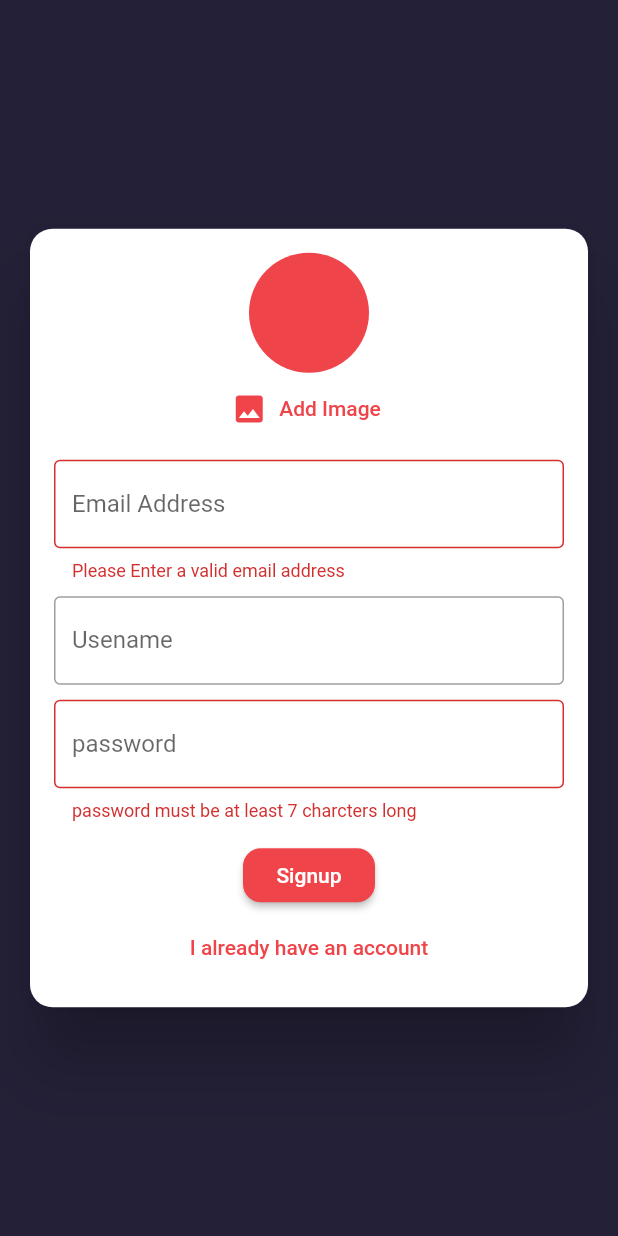
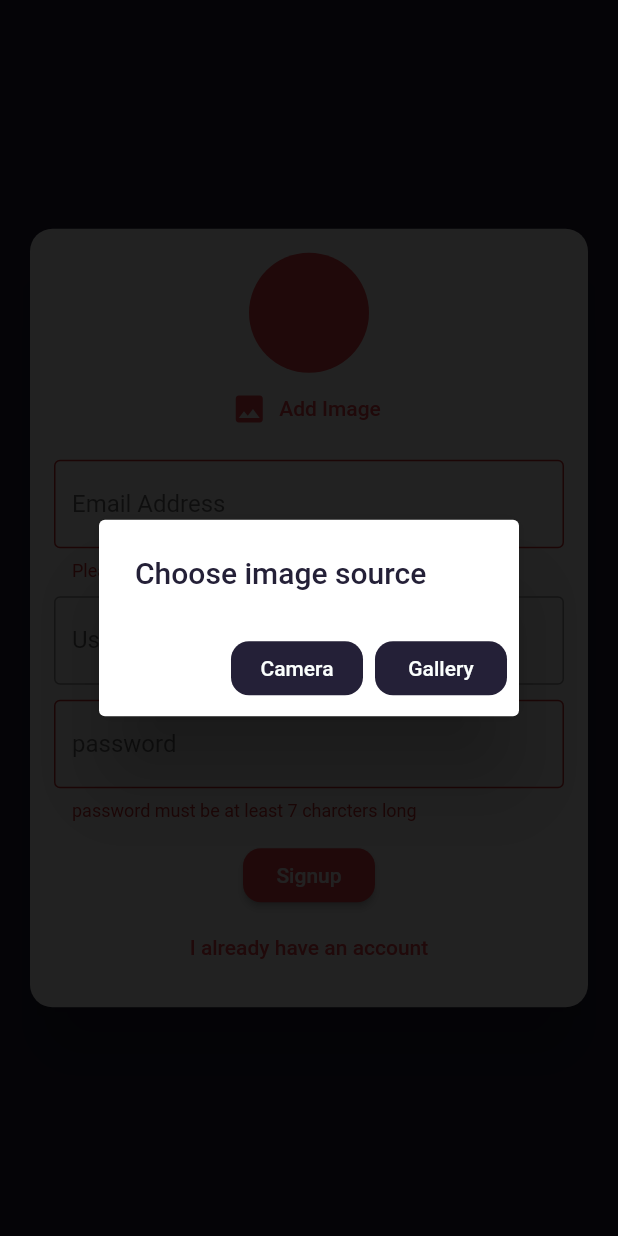
Before and after one commit to javedAJ/chat_app, a Flutter app: the screen it shows after launch, after a tap on "Login", after a tap on "Create new Account", after a tap on "Add Image", on a phone screen of 412 x 824 dp. Run offline on Flutter 3.47's test engine with Material 2 defaults, Android fonts, the phone set to English and light mode, and no system bars; our stand-ins replace cloud_firestore, firebase_auth, firebase_core, firebase_storage, image_picker; accounts and stored records are empty.

Commit message:
User Image Message Bubble

```diff
--- a/lib/widgets/auth/auth_form.dart
+++ b/lib/widgets/auth/auth_form.dart
@@ -1,7 +1,7 @@
 // ignore_for_file: deprecated_member_use
 
-import 'dart:ffi';
-
+import 'dart:io';
+import 'package:chat_app/widgets/pickers/user_image_picker.dart';
 import 'package:flutter/material.dart';
 import 'package:chat_app/colors.dart' as color;
 
@@ -13,6 +13,7 @@ class AuthForm extends StatefulWidget {
     String email,
     String password,
     String userName,
+    File? image,
     bool isLogin,
     BuildContext ctx,
   ) submitFn;
@@ -29,17 +30,33 @@ class _AuthFormState extends State<AuthForm> {
   var _userEmail = '';
   var _userName = '';
   var _userPassword = '';
+  File? _userImageFile;
+
+  void _pickedImage(File? image) {
+    _userImageFile = image;
+  }
 
   void _trySubmit() {
     final isValid = _formKey.currentState!.validate();
     FocusScope.of(context).unfocus();
 
+    if (_userImageFile == null && !_isLogin) {
+      ScaffoldMessenger.of(context).showSnackBar(
+        SnackBar(
+          content: const Text('Please Pick an Image'),
+          backgroundColor: color.AppColor.red,
+        ),
+      );
+      return;
+    }
+
     if (isValid) {
-      _formKey.currentState!.save();
+      _formKey.currentState?.save();
       widget.submitFn(
         _userEmail.trim(),
         _userPassword.trim(),
         _userName.trim(),
+        _userImageFile,
         _isLogin,
         context,
       );
@@ -63,21 +80,7 @@ class _AuthFormState extends State<AuthForm> {
                 child: Column(
                   mainAxisSize: MainAxisSize.min,
                   children: <Widget>[
-                    CircleAvatar(
-                      backgroundColor: color.AppColor.red,
-                      radius: 40,
-                    ),
-                    FlatButton.icon(
-                      onPressed: () {},
-                      icon: Icon(
-                        Icons.image,
-                        color: color.AppColor.red,
-                      ),
-                      label: Text(
-                        'Add Image',
-                        style: TextStyle(color: color.AppColor.red),
-                      ),
-                    ),
+                    if (!_isLogin) UserImagePicker(_pickedImage),
                     const SizedBox(
                       height: 10,
                     ),
--- a/lib/widgets/auth/chat/messages.dart
+++ b/lib/widgets/auth/chat/messages.dart
@@ -25,6 +25,7 @@ class Messages extends StatelessWidget {
           itemBuilder: (context, index) => MessageBubble(
             chatDocs![index]['text'],
             chatDocs[index]['username'],
+            chatDocs[index]['userImage'],
             chatDocs[index]['userId'] == FirebaseAuth.instance.currentUser!.uid,
             key: ValueKey(chatDocs[index].id),
           ),
--- a/lib/widgets/auth/chat/new_messages.dart
+++ b/lib/widgets/auth/chat/new_messages.dart
@@ -24,6 +24,7 @@ class _NewMessagesState extends State<NewMessages> {
       'createdAt': Timestamp.now(),
       'userId': user.uid,
       'username': userData['username'],
+      'userImage': userData['image_url'],
     });
     _controller.clear();
   }
--- a/lib/widgets/pickers/user_image_picker.dart
+++ b/lib/widgets/pickers/user_image_picker.dart
@@ -0,0 +1,103 @@
+// ignore_for_file: deprecated_member_use
+
+import 'dart:io';
+
+import 'package:chat_app/colors.dart' as color;
+import 'package:flutter/material.dart';
+import 'package:image_picker/image_picker.dart';
+
+class UserImagePicker extends StatefulWidget {
+  UserImagePicker(this.imagePickfn);
+
+  final void Function(File? pickedImage) imagePickfn;
+
+  @override
+  _UserImagePickerState createState() => _UserImagePickerState();
+
+// void imagePickFn(File file) {}
+}
+
+class _UserImagePickerState extends State<UserImagePicker> {
+  File? _image;
+  final picker = ImagePicker();
+
+  Future getImage() async {
+    showDialog<ImageSource>(
+      barrierColor: Colors.black87,
+      context: context,
+      builder: (context) => AlertDialog(
+        title: Text(
+          "Choose image source",
+          style: TextStyle(color: color.AppColor.neavyblue),
+        ),
+        actions: [
+          FlatButton(
+              color: color.AppColor.neavyblue,
+              onPressed: () => Navigator.pop(context, ImageSource.camera),
+              child: Text(
+                "Camera",
+                style: TextStyle(color: color.AppColor.white1),
+              )),
+          FlatButton(
+            color: color.AppColor.neavyblue,
+            onPressed: () => Navigator.pop(context, ImageSource.gallery),
+            child: Text(
+              "Gallery",
+              style: TextStyle(color: color.AppColor.white1),
+            ),
+          ),
+        ],
+      ),
+    ).then((ImageSource? source) async {
+      if (source != null) {
+        final pickedFile = await picker.getImage(source: ImageSource.camera);
+
+        setState(() {
+          if (pickedFile != null) {
+            _image = File(pickedFile.path);
+            widget.imagePickfn(_image);
+          } else {
+            print('No image selected.');
+          }
+        });
+      }
+    });
+
+    // This is for single image picker method
+
+    // final pickedFile = await picker.getImage(source: ImageSource.camera);
+
+    // setState(() {
+    //   if (pickedFile != null) {
+    //     _image = File(pickedFile.path);
+    //     widget.imagePickfn(_image);
+    //   } else {
+    //     print('No image selected.');
+    //   }
+    // });
+  }
+
+  @override
+  Widget build(BuildContext context) {
+    return Column(
+      children: <Widget>[
+        CircleAvatar(
+          backgroundColor: color.AppColor.red,
+          radius: 40,
+          backgroundImage: _image != null ? FileImage(_image!) : null,
+        ),
+        FlatButton.icon(
+          onPressed: getImage,
+          icon: Icon(
+            Icons.image,
+            color: color.AppColor.red,
+          ),
+          label: Text(
+            'Add Image',
+            style: TextStyle(color: color.AppColor.red),
+          ),
+        ),
+      ],
+    );
+  }
+}
--- a/pubspec.yaml
+++ b/pubspec.yaml
@@ -39,6 +39,8 @@ dependencies:
   firebase_auth: ^3.3.7
   image_picker: ^0.8.4+9
   image_picker_for_web: ^2.1.6
+  firebase_storage: ^10.2.7
+  firebase_storage_web: ^3.2.8
 
 
 dev_dependencies:
```
Also changed, not shown: lib/screens/auth_screen.dart (+50 -12 lines), lib/widgets/auth/chat/message_bubble.dart (+33 -10 lines), pubspec.lock.
